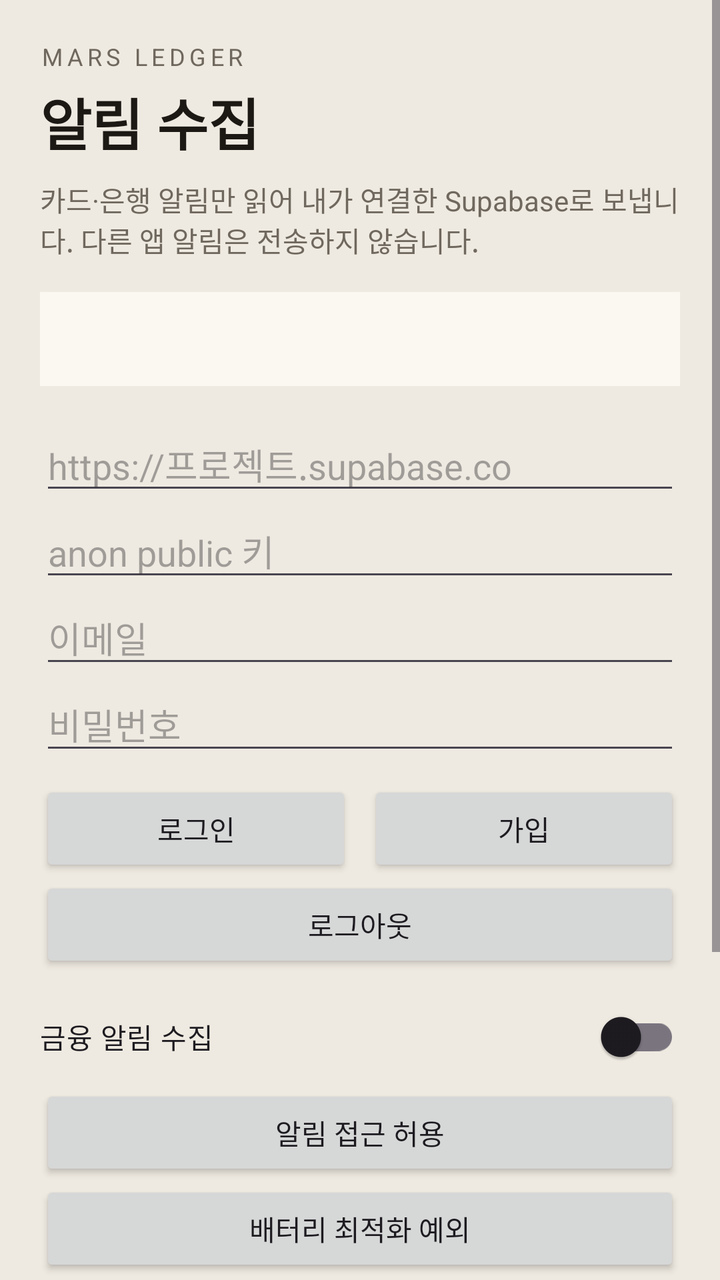
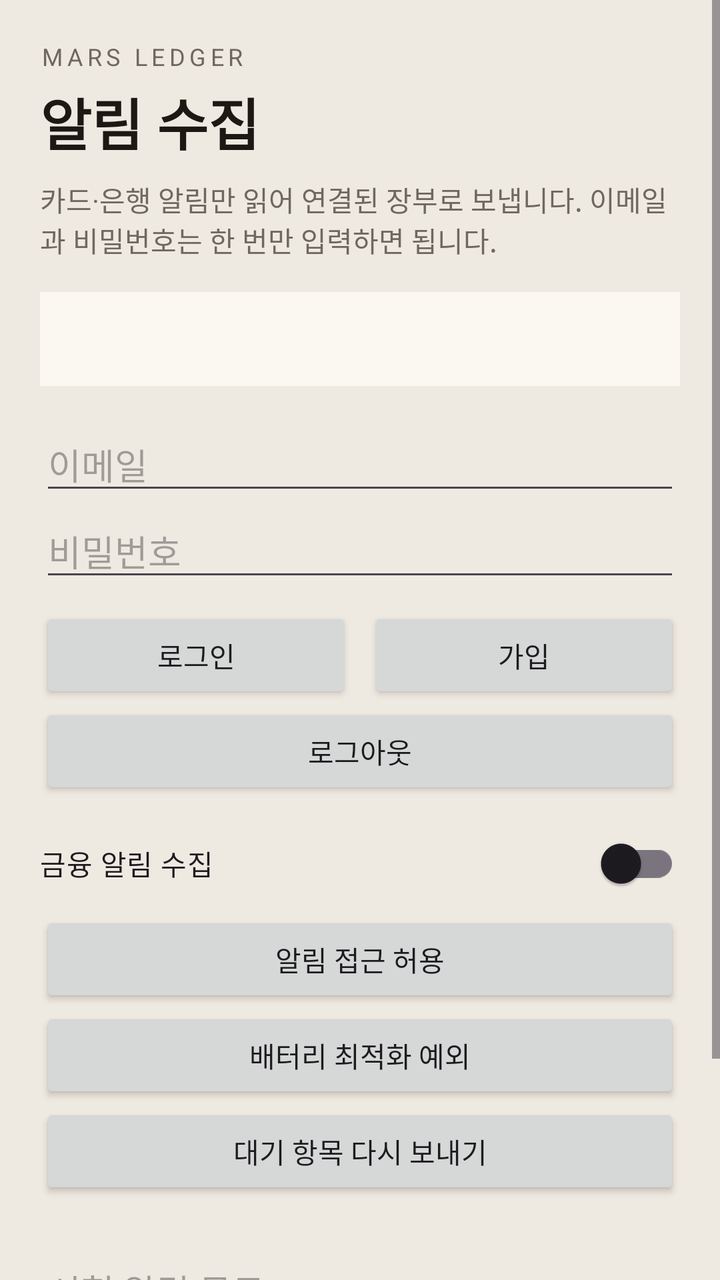

Compare the two renders of this Android layout. The source of the first and the diff that turns it into the second are given below.
<!-- AndroidManifest.xml: application theme Theme.MarsLedger -->
<!-- res/layout/activity_main.xml -->
<?xml version="1.0" encoding="utf-8"?>
<ScrollView xmlns:android="http://schemas.android.com/apk/res/android"
    android:layout_width="match_parent"
    android:layout_height="match_parent"
    android:fillViewport="true">

    <LinearLayout
        android:layout_width="match_parent"
        android:layout_height="wrap_content"
        android:orientation="vertical"
        android:padding="20dp">

        <TextView
            android:layout_width="wrap_content"
            android:layout_height="wrap_content"
            android:letterSpacing="0.18"
            android:text="MARS LEDGER"
            android:textAllCaps="true"
            android:textColor="#6F685E"
            android:textSize="12sp" />

        <TextView
            android:layout_width="wrap_content"
            android:layout_height="wrap_content"
            android:layout_marginTop="4dp"
            android:text="알림 수집"
            android:textColor="#1C1915"
            android:textSize="28sp"
            android:textStyle="bold" />

        <TextView
            android:layout_width="match_parent"
            android:layout_height="wrap_content"
            android:layout_marginTop="8dp"
            android:text="카드·은행 알림만 읽어 내가 연결한 Supabase로 보냅니다. 다른 앱 알림은 전송하지 않습니다."
            android:textColor="#6F685E"
            android:textSize="14sp" />

        <TextView
            android:id="@+id/statusView"
            android:layout_width="match_parent"
            android:layout_height="wrap_content"
            android:layout_marginTop="16dp"
            android:background="#FBF8F2"
            android:padding="14dp"
            android:textColor="#1C1915"
            android:textSize="14sp" />

        <EditText
            android:id="@+id/urlInput"
            android:layout_width="match_parent"
            android:layout_height="wrap_content"
            android:layout_marginTop="16dp"
            android:hint="https://프로젝트.supabase.co"
            android:inputType="textUri"
            android:importantForAutofill="no" />

        <EditText
            android:id="@+id/keyInput"
            android:layout_width="match_parent"
            android:layout_height="wrap_content"
            android:hint="anon public 키"
            android:inputType="textPassword"
            android:importantForAutofill="no" />

        <EditText
            android:id="@+id/emailInput"
            android:layout_width="match_parent"
            android:layout_height="wrap_content"
            android:hint="이메일"
            android:inputType="textEmailAddress" />

        <EditText
            android:id="@+id/passwordInput"
            android:layout_width="match_parent"
            android:layout_height="wrap_content"
            android:hint="비밀번호"
            android:inputType="textPassword" />

        <LinearLayout
            android:layout_width="match_parent"
            android:layout_height="wrap_content"
            android:layout_marginTop="8dp"
            android:orientation="horizontal">

            <Button
                android:id="@+id/loginButton"
                android:layout_width="0dp"
                android:layout_height="wrap_content"
                android:layout_weight="1"
                android:text="로그인" />

            <Button
                android:id="@+id/signUpButton"
                android:layout_width="0dp"
                android:layout_height="wrap_content"
                android:layout_marginStart="8dp"
                android:layout_weight="1"
                android:text="가입" />
        </LinearLayout>

        <Button
            android:id="@+id/logoutButton"
            android:layout_width="match_parent"
            android:layout_height="wrap_content"
            android:text="로그아웃" />

        <androidx.appcompat.widget.SwitchCompat
            android:id="@+id/enabledSwitch"
            android:layout_width="match_parent"
            android:layout_height="wrap_content"
            android:layout_marginTop="8dp"
            android:text="금융 알림 수집" />

        <Button
            android:id="@+id/listenerButton"
            android:layout_width="match_parent"
            android:layout_height="wrap_content"
            android:text="알림 접근 허용" />

        <Button
            android:id="@+id/batteryButton"
            android:layout_width="match_parent"
            android:layout_height="wrap_content"
            android:text="배터리 최적화 예외" />

        <Button
            android:id="@+id/flushButton"
            android:layout_width="match_parent"
            android:layout_height="wrap_content"
            android:text="대기 항목 다시 보내기" />

        <EditText
            android:id="@+id/sampleInput"
            android:layout_width="match_parent"
            android:layout_height="wrap_content"
            android:layout_marginTop="12dp"
            android:hint="시험 알림 문구"
            android:inputType="textMultiLine"
            android:minLines="2" />

        <Button
            android:id="@+id/sampleButton"
            android:layout_width="match_parent"
            android:layout_height="wrap_content"
            android:text="이 문구 전송" />

        <TextView
            android:id="@+id/logView"
            android:layout_width="match_parent"
            android:layout_height="wrap_content"
            android:layout_marginTop="12dp"
            android:textColor="#1C1915"
            android:textSize="13sp" />
    </LinearLayout>
</ScrollView>
<!-- resources referenced by this layout -->
<resources>
  <style name="Theme.MarsLedger" parent="Theme.Material3.Light.NoActionBar">
          <item name="colorPrimary">@color/pine</item>
          <item name="colorSecondary">@color/spine</item>
          <item name="android:statusBarColor">@color/ink</item>
          <item name="android:navigationBarColor">@color/sheet</item>
          <item name="android:windowBackground">@color/paper</item>
      </style>
  <color name="pine">#1E6A45</color>
  <color name="spine">#8E2F2A</color>
  <color name="ink">#1C1915</color>
  <color name="sheet">#FBF8F2</color>
  <color name="paper">#EFEAE1</color>
</resources>

<!-- the commit's change to res/layout/activity_main.xml (unified diff, before → after) -->
@@ -32,7 +32,7 @@
             android:layout_width="match_parent"
             android:layout_height="wrap_content"
             android:layout_marginTop="8dp"
-            android:text="카드·은행 알림만 읽어 내가 연결한 Supabase로 보냅니다. 다른 앱 알림은 전송하지 않습니다."
+            android:text="카드·은행 알림만 읽어 연결된 장부로 보냅니다. 이메일과 비밀번호는 한 번만 입력하면 됩니다."
             android:textColor="#6F685E"
             android:textSize="14sp" />
 
@@ -47,26 +47,11 @@
             android:textSize="14sp" />
 
         <EditText
-            android:id="@+id/urlInput"
+            android:id="@+id/emailInput"
             android:layout_width="match_parent"
             android:layout_height="wrap_content"
             android:layout_marginTop="16dp"
-            android:hint="https://프로젝트.supabase.co"
-            android:inputType="textUri"
-            android:importantForAutofill="no" />
-
-        <EditText
-            android:id="@+id/keyInput"
-            android:layout_width="match_parent"
-            android:layout_height="wrap_content"
-            android:hint="anon public 키"
-            android:inputType="textPassword"
-            android:importantForAutofill="no" />
-
-        <EditText
-            android:id="@+id/emailInput"
-            android:layout_width="match_parent"
-            android:layout_height="wrap_content"
+            android:autofillHints="emailAddress"
             android:hint="이메일"
             android:inputType="textEmailAddress" />
 
@@ -74,10 +59,12 @@
             android:id="@+id/passwordInput"
             android:layout_width="match_parent"
             android:layout_height="wrap_content"
+            android:autofillHints="password"
             android:hint="비밀번호"
             android:inputType="textPassword" />
 
         <LinearLayout
+            android:id="@+id/authRow"
             android:layout_width="match_parent"
             android:layout_height="wrap_content"
             android:layout_marginTop="8dp"
